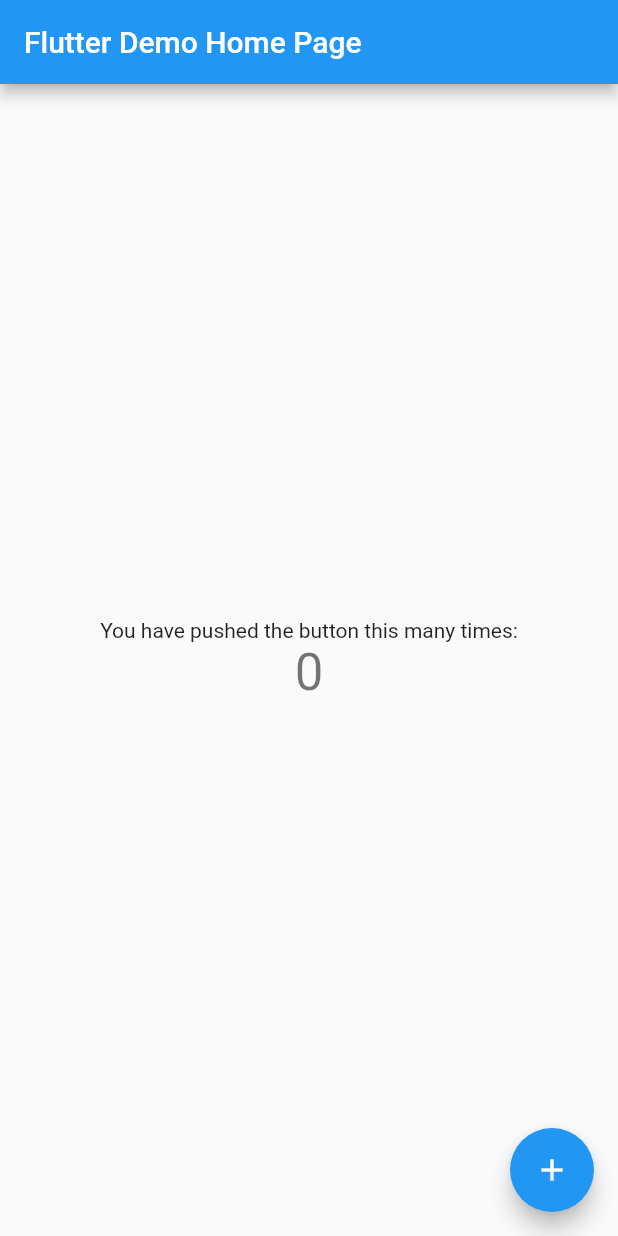
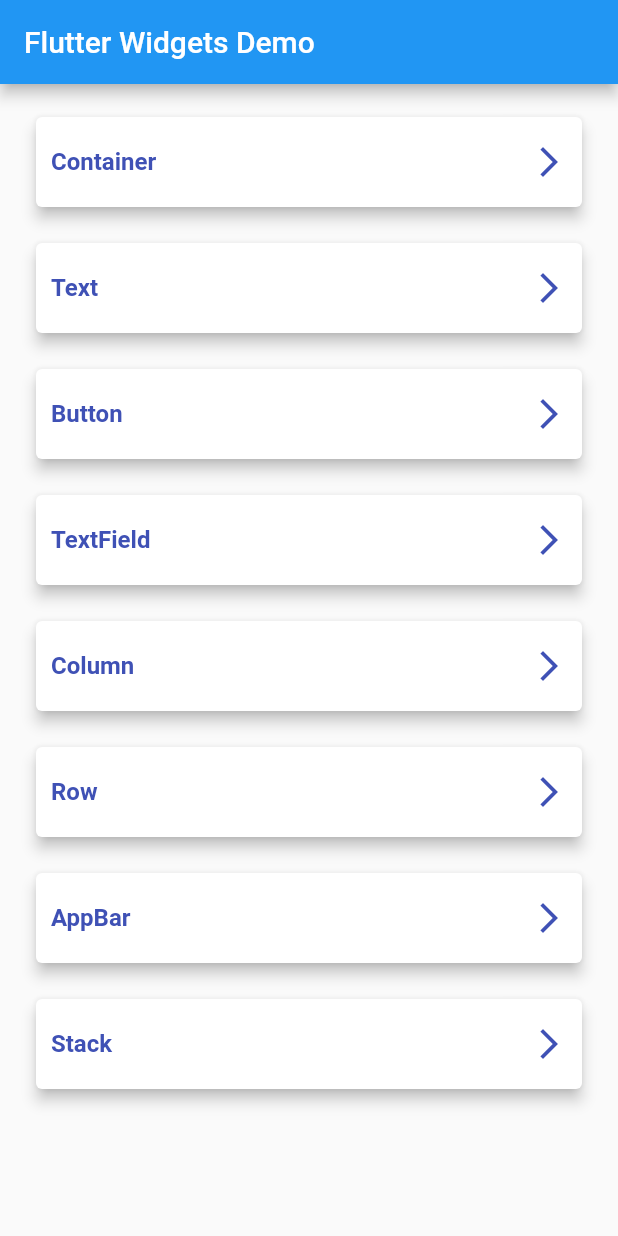
Before and after one commit to DevGirisankar/flutter-widgets, a Flutter app: the screen it shows after launch, on a phone screen of 412 x 824 dp. Run offline on Flutter 3.47's test engine with Material 2 defaults, Android fonts, the phone set to English and light mode, and no system bars.

Commit message:
main page list updation

```diff
--- a/lib/main.dart
+++ b/lib/main.dart
@@ -6,40 +6,21 @@
 
 class MyApp extends StatelessWidget {
   const MyApp({Key? key}) : super(key: key);
-
-  // This widget is the root of your application.
   @override
   Widget build(BuildContext context) {
     return MaterialApp(
-      title: 'Flutter Demo',
+      title: 'Flutter Widgets Demo',
+      debugShowCheckedModeBanner: false,
       theme: ThemeData(
-        // This is the theme of your application.
-        //
-        // Try running your application with "flutter run". You'll see the
-        // application has a blue toolbar. Then, without quitting the app, try
-        // changing the primarySwatch below to Colors.green and then invoke
-        // "hot reload" (press "r" in the console where you ran "flutter run",
-        // or simply save your changes to "hot reload" in a Flutter IDE).
-        // Notice that the counter didn't reset back to zero; the application
-        // is not restarted.
         primarySwatch: Colors.blue,
       ),
-      home: const MyHomePage(title: 'Flutter Demo Home Page'),
+      home: const MyHomePage(title: 'Flutter Widgets Demo'),
     );
   }
 }
 
 class MyHomePage extends StatefulWidget {
   const MyHomePage({Key? key, required this.title}) : super(key: key);
-
-  // This widget is the home page of your application. It is stateful, meaning
-  // that it has a State object (defined below) that contains fields that affect
-  // how it looks.
-
-  // This class is the configuration for the state. It holds the values (in this
-  // case the title) provided by the parent (in this case the App widget) and
-  // used by the build method of the State. Fields in a Widget subclass are
-  // always marked "final".
 
   final String title;
 
@@ -48,68 +29,61 @@
 }
 
 class _MyHomePageState extends State<MyHomePage> {
-  int _counter = 0;
-
-  void _incrementCounter() {
-    setState(() {
-      // This call to setState tells the Flutter framework that something has
-      // changed in this State, which causes it to rerun the build method below
-      // so that the display can reflect the updated values. If we changed
-      // _counter without calling setState(), then the build method would not be
-      // called again, and so nothing would appear to happen.
-      _counter++;
-    });
-  }
-
+  var widgetList = [
+    'Container',
+    'Text',
+    'Button',
+    'TextField',
+    'Column',
+    'Row',
+    'AppBar',
+    'Stack'
+  ];
+  var kPcolor = Colors.indigo;
   @override
   Widget build(BuildContext context) {
-    // This method is rerun every time setState is called, for instance as done
-    // by the _incrementCounter method above.
-    //
-    // The Flutter framework has been optimized to make rerunning build methods
-    // fast, so that you can just rebuild anything that needs updating rather
-    // than having to individually change instances of widgets.
     return Scaffold(
       appBar: AppBar(
-        // Here we take the value from the MyHomePage object that was created by
-        // the App.build method, and use it to set our appbar title.
         title: Text(widget.title),
       ),
-      body: Center(
-        // Center is a layout widget. It takes a single child and positions it
-        // in the middle of the parent.
-        child: Column(
-          // Column is also a layout widget. It takes a list of children and
-          // arranges them vertically. By default, it sizes itself to fit its
-          // children horizontally, and tries to be as tall as its parent.
-          //
-          // Invoke "debug painting" (press "p" in the console, choose the
-          // "Toggle Debug Paint" action from the Flutter Inspector in Android
-          // Studio, or the "Toggle Debug Paint" command in Visual Studio Code)
-          // to see the wireframe for each widget.
-          //
-          // Column has various properties to control how it sizes itself and
-          // how it positions its children. Here we use mainAxisAlignment to
-          // center the children vertically; the main axis here is the vertical
-          // axis because Columns are vertical (the cross axis would be
-          // horizontal).
-          mainAxisAlignment: MainAxisAlignment.center,
-          children: <Widget>[
-            const Text(
-              'You have pushed the button this many times:',
-            ),
-            Text(
-              '$_counter',
-              style: Theme.of(context).textTheme.headline4,
-            ),
-          ],
+      body: Padding(
+        padding: const EdgeInsets.only(top: 10),
+        child: ListView.builder(
+          itemBuilder: (builder, index) {
+            return Padding(
+              padding: const EdgeInsets.symmetric(horizontal: 20, vertical: 8),
+              child: Card(
+                elevation: 4,
+                child: InkWell(
+                  onTap: () {},
+                  child: Container(
+                    padding: const EdgeInsets.all(10),
+                    height: 60,
+                    child: Row(
+                      mainAxisSize: MainAxisSize.max,
+                      mainAxisAlignment: MainAxisAlignment.spaceBetween,
+                      children: [
+                        Text(
+                          widgetList[index],
+                          style: TextStyle(
+                              color: kPcolor,
+                              fontSize: 16,
+                              fontWeight: FontWeight.w700),
+                        ),
+                        Icon(
+                          Icons.arrow_forward_ios,
+                          color: kPcolor,
+                        )
+                      ],
+                    ),
+                  ),
+                ),
+              ),
+            );
+          },
+          itemCount: widgetList.length,
         ),
       ),
-      floatingActionButton: FloatingActionButton(
-        onPressed: _incrementCounter,
-        tooltip: 'Increment',
-        child: const Icon(Icons.add),
-      ), // This trailing comma makes auto-formatting nicer for build methods.
     );
   }
 }
```
